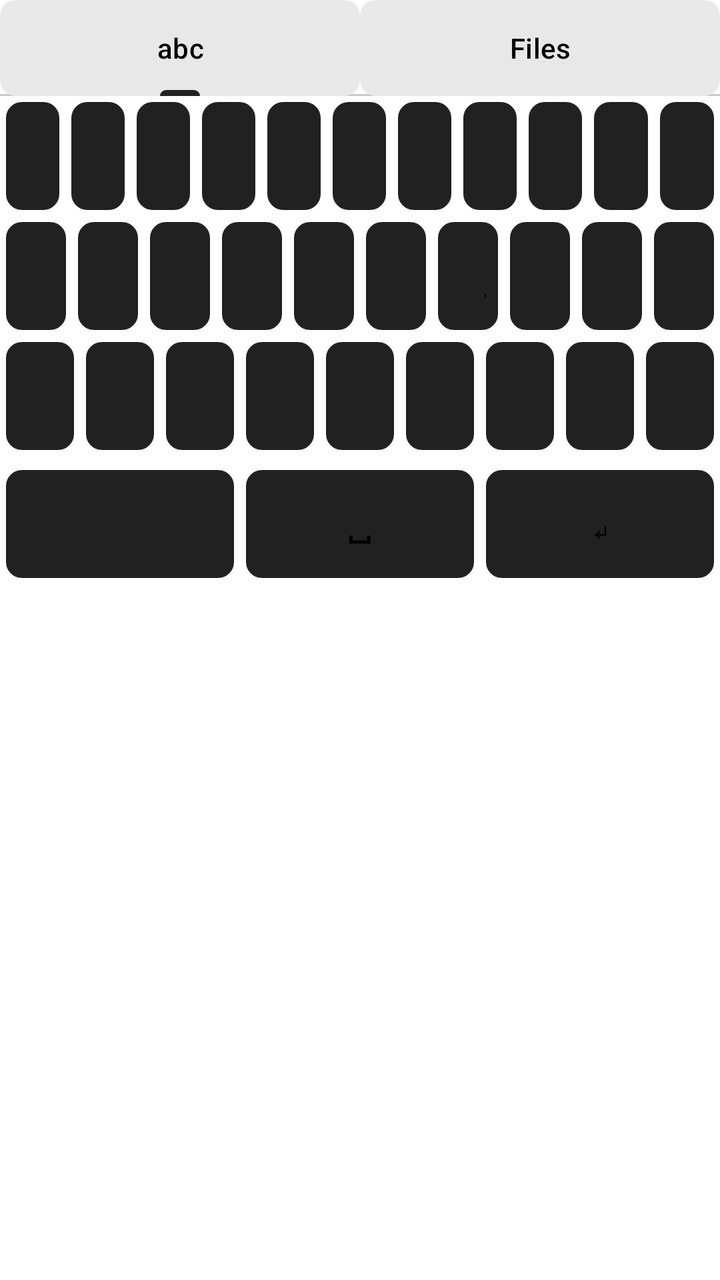
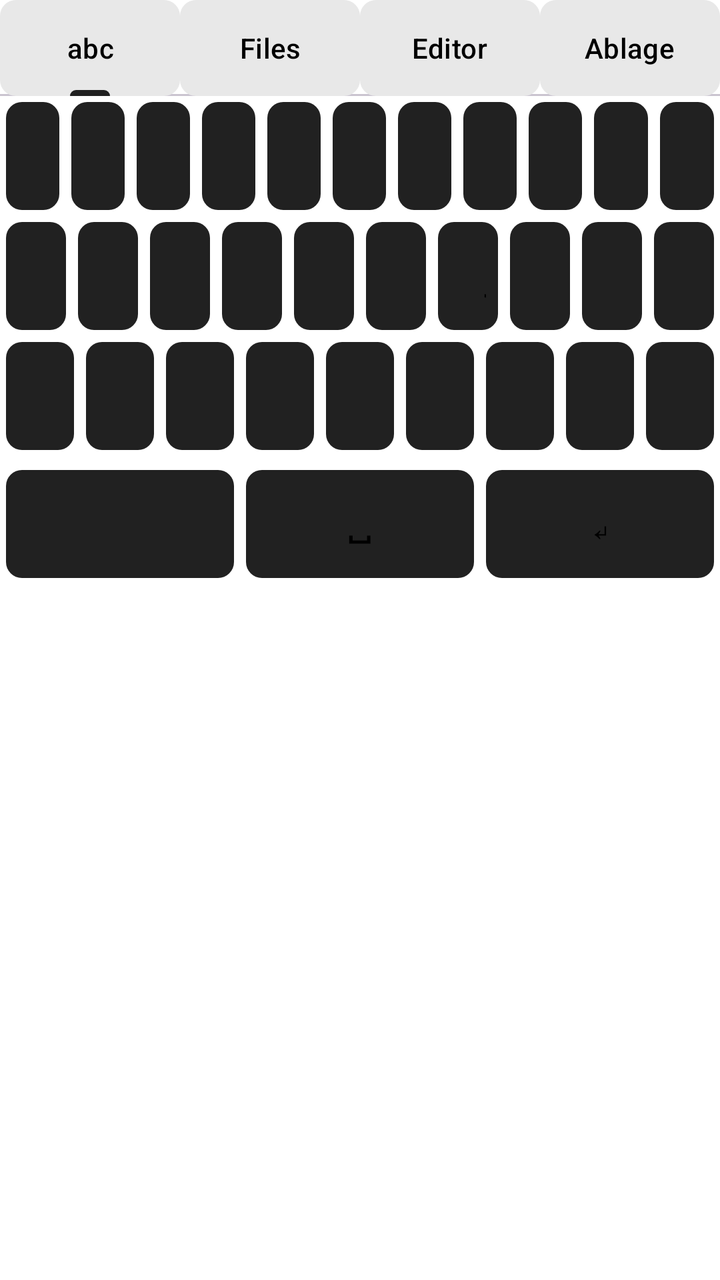

Two renders of the same Android screen: before a commit and after it. Below are the layout's source before the change and the commit's diff.
<!-- AndroidManifest.xml: application theme Theme.KeyTab -->
<!-- res/layout/keyboard_view.xml -->
<?xml version="1.0" encoding="utf-8"?>
<LinearLayout xmlns:android="http://schemas.android.com/apk/res/android"
    xmlns:app="http://schemas.android.com/apk/res-auto"
    android:layout_width="match_parent"
    android:layout_height="wrap_content"
    android:orientation="vertical"
    android:background="@color/kbd_bg"
    android:paddingBottom="4dp">

    
    <com.google.android.material.tabs.TabLayout
        android:id="@+id/ime_tabs"
        android:layout_width="match_parent"
        android:layout_height="wrap_content"
        app:tabMode="fixed"
        app:tabGravity="fill"
        app:tabIndicatorColor="@color/primary"
        app:tabSelectedTextColor="@color/text_primary"
        app:tabTextColor="@color/tab_text"
        app:tabBackground="@drawable/key_bg">

        <com.google.android.material.tabs.TabItem
            android:layout_width="wrap_content"
            android:layout_height="wrap_content"
            android:text="@string/ime_tab_letters" />

        <com.google.android.material.tabs.TabItem
            android:layout_width="wrap_content"
            android:layout_height="wrap_content"
            android:text="@string/ime_tab_files" />
    </com.google.android.material.tabs.TabLayout>

    <FrameLayout
        android:id="@+id/kb_container"
        android:layout_width="match_parent"
        android:layout_height="wrap_content">

        
        <LinearLayout
            android:id="@+id/kb_panel"
            android:layout_width="match_parent"
            android:layout_height="wrap_content"
            android:orientation="vertical">

            <LinearLayout style="@style/KeyRow">
                <Button style="@style/KeyDark" android:tag="letter" android:text="q" />
                <Button style="@style/KeyDark" android:tag="letter" android:text="w" />
                <Button style="@style/KeyDark" android:tag="letter" android:text="e" />
                <Button style="@style/KeyDark" android:tag="letter" android:text="r" />
                <Button style="@style/KeyDark" android:tag="letter" android:text="t" />
                <Button style="@style/KeyDark" android:tag="letter" android:text="z" />
                <Button style="@style/KeyDark" android:tag="letter" android:text="u" />
                <Button style="@style/KeyDark" android:tag="letter" android:text="i" />
                <Button style="@style/KeyDark" android:tag="letter" android:text="o" />
                <Button style="@style/KeyDark" android:tag="letter" android:text="p" />
                <Button style="@style/KeyDark" android:id="@+id/key_tab" android:text="@string/key_tab_label" />
            </LinearLayout>

            <LinearLayout style="@style/KeyRow">
                <Button style="@style/KeyDark" android:tag="letter" android:text="a" />
                <Button style="@style/KeyDark" android:tag="letter" android:text="s" />
                <Button style="@style/KeyDark" android:tag="letter" android:text="d" />
                <Button style="@style/KeyDark" android:tag="letter" android:text="f" />
                <Button style="@style/KeyDark" android:tag="letter" android:text="g" />
                <Button style="@style/KeyDark" android:tag="letter" android:text="h" />
                <Button style="@style/KeyDark" android:tag="letter" android:text="j" />
                <Button style="@style/KeyDark" android:tag="letter" android:text="k" />
                <Button style="@style/KeyDark" android:tag="letter" android:text="l" />
                <Button style="@style/KeyDark" android:id="@+id/key_oe" android:text="ö" />
            </LinearLayout>

            <LinearLayout style="@style/KeyRow">
                <Button style="@style/KeyDark" android:id="@+id/key_shift" android:text="@string/key_shift_label" />
                <Button style="@style/KeyDark" android:tag="letter" android:text="y" />
                <Button style="@style/KeyDark" android:tag="letter" android:text="x" />
                <Button style="@style/KeyDark" android:tag="letter" android:text="c" />
                <Button style="@style/KeyDark" android:tag="letter" android:text="v" />
                <Button style="@style/KeyDark" android:tag="letter" android:text="b" />
                <Button style="@style/KeyDark" android:tag="letter" android:text="n" />
                <Button style="@style/KeyDark" android:tag="letter" android:text="m" />
                <Button style="@style/KeyDark" android:id="@+id/key_del" android:text="@string/key_del_label" />
            </LinearLayout>
        </LinearLayout>

        
        <LinearLayout
            android:id="@+id/sym_panel"
            android:layout_width="match_parent"
            android:layout_height="wrap_content"
            android:orientation="vertical"
            android:visibility="gone">

            <LinearLayout style="@style/KeyRow">
                <Button style="@style/KeyDark" android:tag="sym" android:text="1" />
                <Button style="@style/KeyDark" android:tag="sym" android:text="2" />
                <Button style="@style/KeyDark" android:tag="sym" android:text="3" />
                <Button style="@style/KeyDark" android:tag="sym" android:text="4" />
                <Button style="@style/KeyDark" android:tag="sym" android:text="5" />
                <Button style="@style/KeyDark" android:tag="sym" android:text="6" />
                <Button style="@style/KeyDark" android:tag="sym" android:text="7" />
                <Button style="@style/KeyDark" android:tag="sym" android:text="8" />
                <Button style="@style/KeyDark" android:tag="sym" android:text="9" />
                <Button style="@style/KeyDark" android:tag="sym" android:text="0" />
            </LinearLayout>

            <LinearLayout style="@style/KeyRow">
                <Button style="@style/KeyDark" android:tag="sym" android:text="-" />
                <Button style="@style/KeyDark" android:tag="sym" android:text="/" />
                <Button style="@style/KeyDark" android:tag="sym" android:text=":" />
                <Button style="@style/KeyDark" android:tag="sym" android:text=";" />
                <Button style="@style/KeyDark" android:tag="sym" android:text="(" />
                <Button style="@style/KeyDark" android:tag="sym" android:text=")" />
                <Button style="@style/KeyDark" android:tag="sym" android:text="$" />
                <Button style="@style/KeyDark" android:tag="sym" android:text="@" />
                <Button style="@style/KeyDark" android:tag="sym" android:text="&amp;" />
                <Button style="@style/KeyDark" android:tag="sym" android:text="%" />
            </LinearLayout>

            <LinearLayout style="@style/KeyRow">
                <Button style="@style/KeyDark" android:tag="sym" android:text="." />
                <Button style="@style/KeyDark" android:tag="sym" android:text="," />
                <Button style="@style/KeyDark" android:tag="sym" android:text="?" />
                <Button style="@style/KeyDark" android:tag="sym" android:text="!" />
                <Button style="@style/KeyDark" android:tag="sym" android:text="=" />
                <Button style="@style/KeyDark" android:tag="sym" android:text="+" />
                <Button style="@style/KeyDark" android:tag="sym" android:text="*" />
                <Button style="@style/KeyDark" android:tag="sym" android:text="_" />
                <Button style="@style/KeyDark" android:tag="sym" android:text="&quot;" />
                <Button style="@style/KeyDark" android:tag="sym" android:text="'" />
            </LinearLayout>

            <LinearLayout style="@style/KeyRow">
                <Button style="@style/KeyDark" android:tag="sym" android:text="[" />
                <Button style="@style/KeyDark" android:tag="sym" android:text="]" />
                <Button style="@style/KeyDark" android:tag="sym" android:text="{" />
                <Button style="@style/KeyDark" android:tag="sym" android:text="}" />
                <Button style="@style/KeyDark" android:tag="sym" android:text="# " />
                <Button style="@style/KeyDark" android:tag="sym" android:text="&lt;" />
                <Button style="@style/KeyDark" android:tag="sym" android:text="&gt;" />
                <Button style="@style/KeyDark" android:tag="sym" android:text="|" />
                <Button style="@style/KeyDark" android:tag="sym" android:text="\\" />
                <Button style="@style/KeyDark" android:tag="sym" android:text="~" />
            </LinearLayout>
        </LinearLayout>

        
        <LinearLayout
            android:id="@+id/file_panel"
            android:layout_width="match_parent"
            android:layout_height="wrap_content"
            android:orientation="vertical"
            android:visibility="gone">

            
            <LinearLayout
                android:layout_width="match_parent"
                android:layout_height="wrap_content"
                android:orientation="horizontal"
                android:gravity="center_vertical"
                android:background="@color/key_bg">

                <Button
                    android:id="@+id/btn_back_dir"
                    style="@style/KeyDark"
                    android:layout_width="wrap_content"
                    android:layout_height="wrap_content"
                    android:text="@string/btn_back_label"
                    android:visibility="gone" />

                <Button
                    android:id="@+id/btn_up_dir"
                    style="@style/KeyDark"
                    android:layout_width="wrap_content"
                    android:layout_height="wrap_content"
                    android:text="@string/btn_up_label"
                    android:visibility="gone" />

                <TextView
                    android:id="@+id/file_dir"
                    android:layout_width="0dp"
                    android:layout_height="wrap_content"
                    android:layout_weight="1"
                    android:singleLine="true"
                    android:ellipsize="start"
                    android:textColor="@color/text_primary"
                    android:padding="6dp" />
            </LinearLayout>

            <ListView
                android:id="@+id/file_list"
                android:layout_width="match_parent"
                android:layout_height="300dp"
                android:background="@color/list_bg" />

            <TextView
                android:id="@+id/file_hint"
                android:layout_width="match_parent"
                android:layout_height="wrap_content"
                android:padding="6dp"
                android:textSize="13sp"
                android:textColor="@color/text_secondary" />
        </LinearLayout>
    </FrameLayout>

    
    <LinearLayout style="@style/KeyRow"
        android:layout_marginTop="4dp">
        <Button style="@style/KeyDark" android:id="@+id/key_toggle" android:text="" />
        <Button style="@style/KeyDark" android:id="@+id/key_space" android:text="@string/key_space_label" />
        <Button style="@style/KeyDark" android:id="@+id/key_enter" android:text="@string/key_enter_label" />
    </LinearLayout>
</LinearLayout>
<!-- resources referenced by this layout -->
<resources>
  <color name="kbd_bg">#FFFFFF</color>
  <color name="key_bg">#E8E8E8</color>
  <color name="list_bg">#F2F2F2</color>
  <color name="primary">#212121</color>
  <color name="tab_text">#000000</color>
  <color name="text_primary">#000000</color>
  <color name="text_secondary">#424242</color>
  <!-- drawable key_bg (drawable) -->
  <?xml version="1.0" encoding="utf-8"?>
  <shape xmlns:android="http://schemas.android.com/apk/res/android">
      <solid android:color="@color/key_bg" />
      <corners android:radius="8dp" />
  </shape>
  <string name="btn_back_label">‹</string>
  <string name="btn_up_label">▲</string>
  <string name="ime_tab_files">Files</string>
  <string name="ime_tab_letters">abc</string>
  <string name="key_del_label">⌫</string>
  <string name="key_enter_label">↵</string>
  <string name="key_shift_label">⇧</string>
  <string name="key_space_label">␣</string>
  <string name="key_tab_label">⇥</string>
  <style name="KeyDark" parent="android:Widget.Material.Button">
          <item name="android:layout_width">0dp</item>
          <item name="android:layout_height">54dp</item>
          <item name="android:layout_weight">1</item>
          <item name="android:layout_margin">3dp</item>
          <item name="android:background">@drawable/key_bg</item>
          <item name="android:textColor">@color/key_text</item>
          <item name="android:textAllCaps">false</item>
          <item name="android:textSize">18sp</item>
          <item name="android:stateListAnimator">@null</item>
          <item name="android:insetTop">0dp</item>
          <item name="android:insetBottom">0dp</item>
      </style>
  <style name="KeyRow">
          <item name="android:layout_width">match_parent</item>
          <item name="android:layout_height">wrap_content</item>
          <item name="android:orientation">horizontal</item>
      </style>
  <style name="Theme.KeyTab" parent="Theme.Material3.DayNight.NoActionBar">
          <item name="colorPrimary">@color/primary</item>
          <item name="colorOnPrimary">@color/on_primary</item>
          <item name="colorSurface">@color/surface</item>
          <item name="colorOnSurface">@color/text_primary</item>
          <item name="android:windowBackground">@color/background</item>
          <item name="android:statusBarColor">@color/background</item>
          <item name="android:textColorPrimary">@color/text_primary</item>
      </style>
  <color name="key_text">#000000</color>
  <color name="on_primary">#FFFFFF</color>
  <color name="surface">#FFFFFF</color>
  <color name="background">#FFFFFF</color>
</resources>

<!-- the commit's change to res/layout/keyboard_view.xml (unified diff, before → after) -->
@@ -14,6 +14,8 @@
         android:layout_height="wrap_content"
         app:tabMode="fixed"
         app:tabGravity="fill"
+        app:tabPaddingStart="12dp"
+        app:tabPaddingEnd="12dp"
         app:tabIndicatorColor="@color/primary"
         app:tabSelectedTextColor="@color/text_primary"
         app:tabTextColor="@color/tab_text"
@@ -28,6 +30,16 @@
             android:layout_width="wrap_content"
             android:layout_height="wrap_content"
             android:text="@string/ime_tab_files" />
+
+        <com.google.android.material.tabs.TabItem
+            android:layout_width="wrap_content"
+            android:layout_height="wrap_content"
+            android:text="@string/ime_tab_editor" />
+
+        <com.google.android.material.tabs.TabItem
+            android:layout_width="wrap_content"
+            android:layout_height="wrap_content"
+            android:text="@string/ime_tab_clip" />
     </com.google.android.material.tabs.TabLayout>
 
     <FrameLayout
@@ -203,6 +215,105 @@
     </FrameLayout>
 
     
+    <LinearLayout
+        android:id="@+id/clip_panel"
+        android:layout_width="match_parent"
+        android:layout_height="wrap_content"
+        android:orientation="vertical"
+        android:visibility="gone">
+
+        <LinearLayout
+            android:layout_width="match_parent"
+            android:layout_height="wrap_content"
+            android:orientation="horizontal"
+            android:gravity="center_vertical"
+            android:background="@color/key_bg">
+
+            <Button
+                android:id="@+id/btn_clip_add"
+                style="@style/KeyDark"
+                android:layout_width="wrap_content"
+                android:layout_height="wrap_content"
+                android:text="@string/clip_add" />
+
+            <Button
+                android:id="@+id/btn_clip_clear"
+                style="@style/KeyDark"
+                android:layout_width="wrap_content"
+                android:layout_height="wrap_content"
+                android:text="@string/clip_clear" />
+
+            <TextView
+                android:id="@+id/clip_hint"
+                android:layout_width="0dp"
+                android:layout_height="wrap_content"
+                android:layout_weight="1"
+                android:singleLine="true"
+                android:ellipsize="end"
+                android:textColor="@color/text_secondary"
+                android:padding="6dp" />
+        </LinearLayout>
+
+        <ListView
+            android:id="@+id/clip_list"
+            android:layout_width="match_parent"
+            android:layout_height="300dp"
+            android:background="@color/list_bg" />
+    </LinearLayout>
+
+    
+    <LinearLayout
+        android:id="@+id/editor_panel"
+        android:layout_width="match_parent"
+        android:layout_height="wrap_content"
+        android:orientation="vertical"
+        android:visibility="gone">
+
+        <LinearLayout
+            android:layout_width="match_parent"
+            android:layout_height="wrap_content"
+            android:orientation="horizontal"
+            android:gravity="center_vertical"
+            android:background="@color/key_bg">
+
+            <Button
+                android:id="@+id/btn_editor_load"
+                style="@style/KeyDark"
+                android:layout_width="wrap_content"
+                android:layout_height="wrap_content"
+                android:text="@string/editor_load" />
+
+            <Button
+                android:id="@+id/btn_editor_save"
+                style="@style/KeyDark"
+                android:layout_width="wrap_content"
+                android:layout_height="wrap_content"
+                android:text="@string/editor_save" />
+
+            <TextView
+                android:id="@+id/editor_file"
+                android:layout_width="0dp"
+                android:layout_height="wrap_content"
+                android:layout_weight="1"
+                android:singleLine="true"
+                android:ellipsize="start"
+                android:textColor="@color/text_secondary"
+                android:padding="6dp" />
+        </LinearLayout>
+
+        <EditText
+            android:id="@+id/editor_input"
+            android:layout_width="match_parent"
+            android:layout_height="300dp"
+            android:gravity="top|start"
+            android:inputType="textMultiLine|textNoSuggestions"
+            android:background="@color/list_bg"
+            android:textColor="@color/text_primary"
+            android:hint="@string/editor_hint"
+            android:padding="8dp" />
+    </LinearLayout>
+
+    
     <LinearLayout style="@style/KeyRow"
         android:layout_marginTop="4dp">
         <Button style="@style/KeyDark" android:id="@+id/key_toggle" android:text="" />
<!-- resource entries referenced after the edit -->
@@ -15,6 +15,13 @@
   </shape>
   <string name="btn_back_label">‹</string>
   <string name="btn_up_label">▲</string>
+  <string name="clip_add">＋ Hinzufügen</string>
+  <string name="clip_clear">🗑</string>
+  <string name="editor_hint">Text hier eingeben …</string>
+  <string name="editor_load">📂 Laden</string>
+  <string name="editor_save">💾 Speichern</string>
+  <string name="ime_tab_clip">Ablage</string>
+  <string name="ime_tab_editor">Editor</string>
   <string name="ime_tab_files">Files</string>
   <string name="ime_tab_letters">abc</string>
   <string name="key_del_label">⌫</string>
